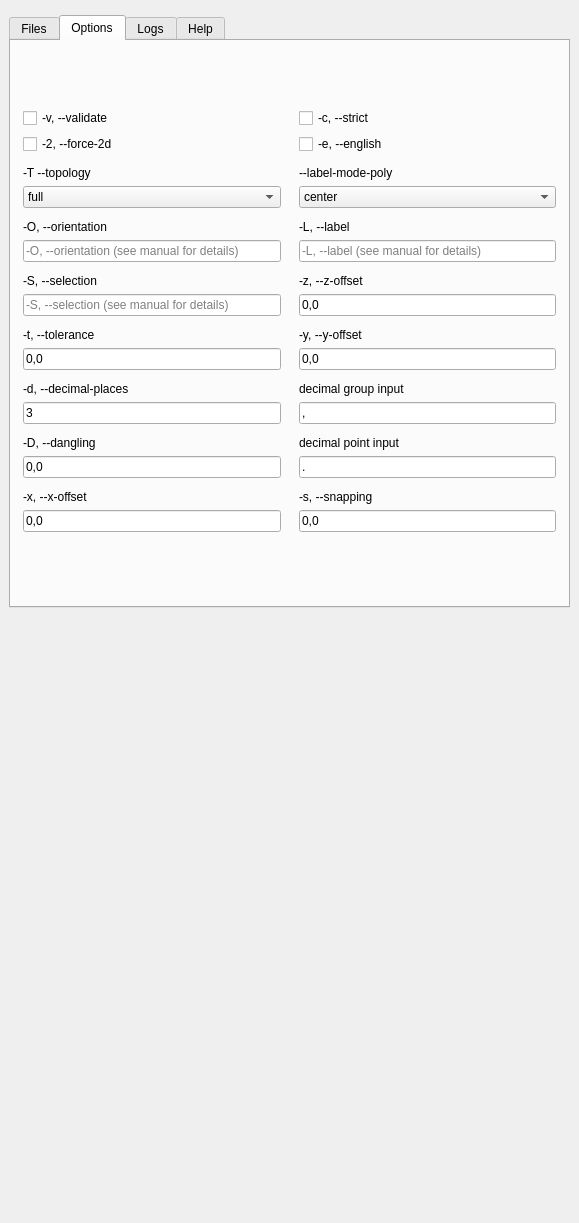
Qt form survey_2_gis_demo_dockwidget_base.ui (survey2gis/s2g-qgis-extension) before a commit.
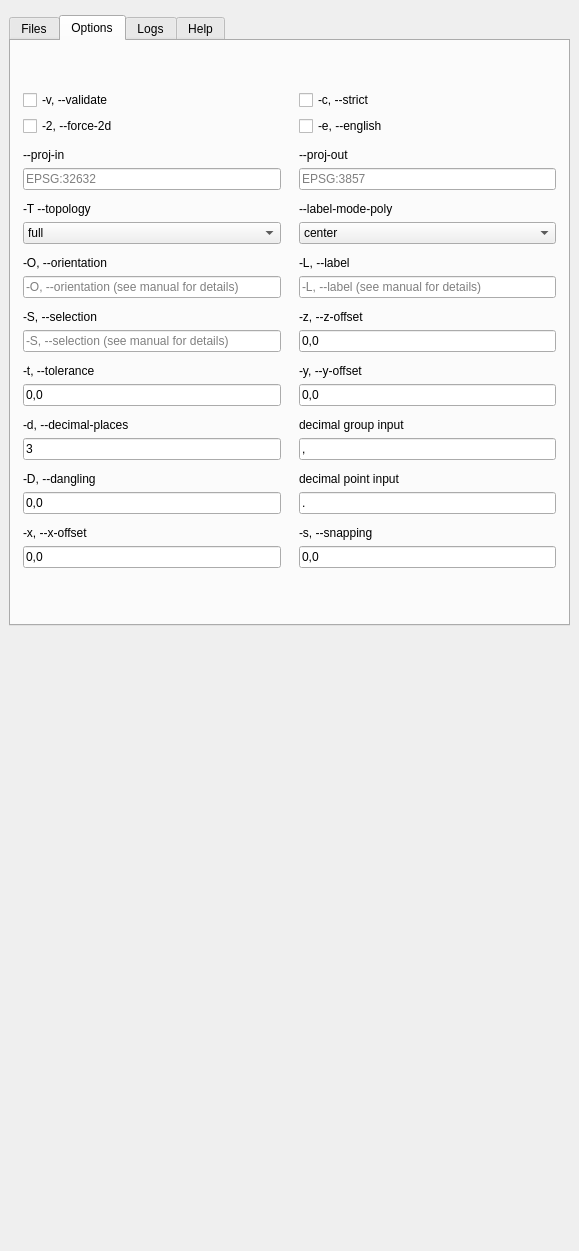
The same form after that commit. The open tabs and pages were chosen to show the change.

What changed in the file:
```diff
--- a/survey_2_gis_demo_dockwidget_base.ui
+++ b/survey_2_gis_demo_dockwidget_base.ui
@@ -7,7 +7,7 @@
     <x>0</x>
     <y>0</y>
     <width>579</width>
-    <height>1223</height>
+    <height>1251</height>
    </rect>
   </property>
   <property name="sizePolicy">
@@ -487,6 +487,38 @@
                 </layout>
                </widget>
               </item>
+              <item>
+               <widget class="QWidget" name="proj_out_group" native="true">
+                <layout class="QVBoxLayout" name="verticalLayout_15">
+                 <property name="leftMargin">
+                  <number>0</number>
+                 </property>
+                 <property name="topMargin">
+                  <number>0</number>
+                 </property>
+                 <property name="rightMargin">
+                  <number>0</number>
+                 </property>
+                 <property name="bottomMargin">
+                  <number>6</number>
+                 </property>
+                 <item>
+                  <widget class="QLabel" name="proj_out_label">
+                   <property name="text">
+                    <string>--proj-out</string>
+                   </property>
+                  </widget>
+                 </item>
+                 <item>
+                  <widget class="QLineEdit" name="proj_out_input">
+                   <property name="placeholderText">
+                    <string>EPSG:3857</string>
+                   </property>
+                  </widget>
+                 </item>
+                </layout>
+               </widget>
+              </item>
               <item>
                <widget class="QWidget" name="options_lmp" native="true">
                 <layout class="QVBoxLayout" name="verticalLayout_8">
@@ -788,6 +820,38 @@
                 </layout>
                </widget>
               </item>
+              <item>
+               <widget class="QWidget" name="proj_in_group" native="true">
+                <layout class="QVBoxLayout" name="verticalLayout_14">
+                 <property name="leftMargin">
+                  <number>0</number>
+                 </property>
+                 <property name="topMargin">
+                  <number>0</number>
+                 </property>
+                 <property name="rightMargin">
+                  <number>0</number>
+                 </property>
+                 <property name="bottomMargin">
+                  <number>6</number>
+                 </property>
+                 <item>
+                  <widget class="QLabel" name="label_13">
+                   <property name="text">
+                    <string>--proj-in</string>
+                   </property>
+                  </widget>
+                 </item>
+                 <item>
+                  <widget class="QLineEdit" name="proj_in_input">
+                   <property name="placeholderText">
+                    <string>EPSG:32632</string>
+                   </property>
+                  </widget>
+                 </item>
+                </layout>
+               </widget>
+              </item>
               <item>
                <widget class="QWidget" name="options_topology" native="true">
                 <layout class="QVBoxLayout" name="verticalLayout_7">
```
